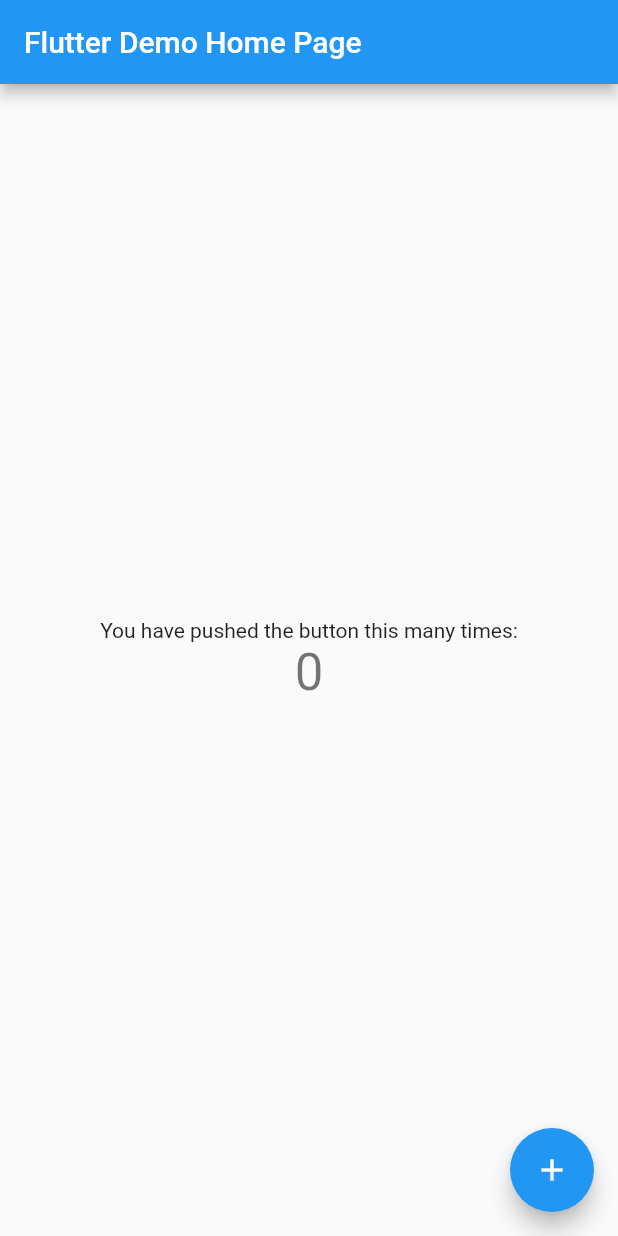
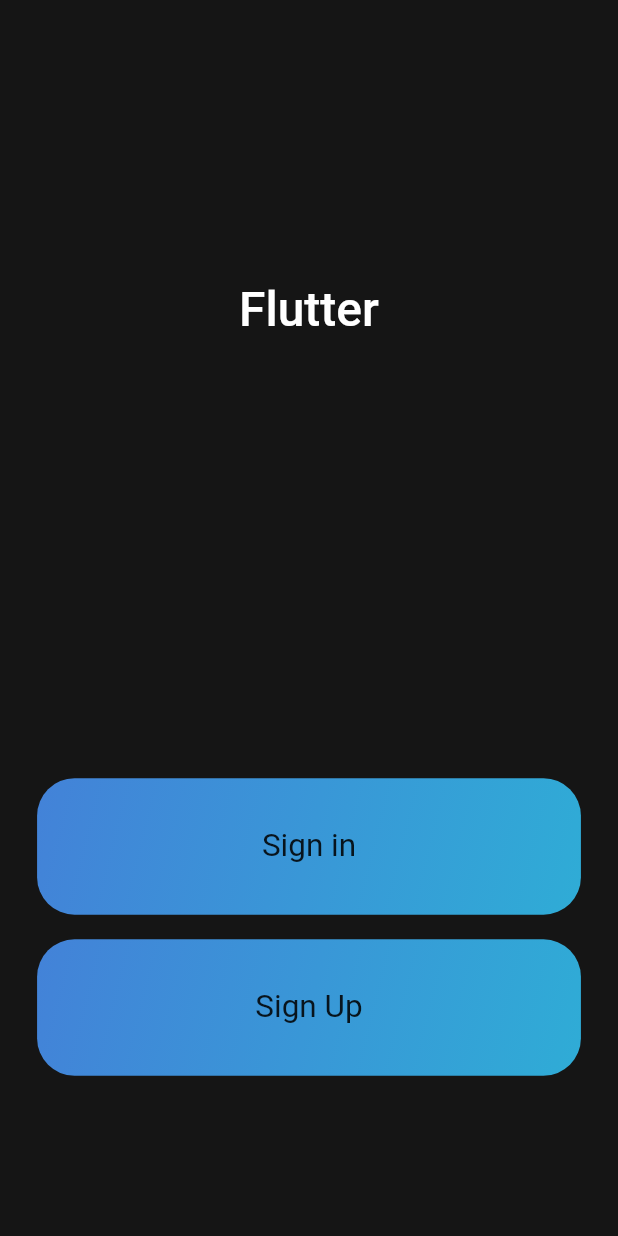
Before and after one commit to bamau/FlutterChatsAppFirebase, a Flutter app: the screen it shows after launch, on a phone screen of 412 x 824 dp. Run offline on Flutter 3.47's test engine with Material 2 defaults, Android fonts, the phone set to English and light mode, and no system bars; our stand-ins replace device_preview.

Commit message:
Added welcome screen, lib device preview

```diff
--- a/chats_app_firebase/lib/main.dart
+++ b/chats_app_firebase/lib/main.dart
@@ -1,113 +1,25 @@
+import 'package:chats_app_firebase/screens/welcome_screen.dart';
+import 'package:device_preview/device_preview.dart';
 import 'package:flutter/material.dart';
 
 void main() {
-  runApp(MyApp());
+  runApp(
+    DevicePreview(
+      enabled: true,
+      builder: (context) => MyApp(),
+    ),
+  );
 }
 
 class MyApp extends StatelessWidget {
-  // This widget is the root of your application.
   @override
   Widget build(BuildContext context) {
     return MaterialApp(
-      title: 'Flutter Demo',
+      title: 'Flutter Chats App',
       theme: ThemeData(
-        // This is the theme of your application.
-        //
-        // Try running your application with "flutter run". You'll see the
-        // application has a blue toolbar. Then, without quitting the app, try
-        // changing the primarySwatch below to Colors.green and then invoke
-        // "hot reload" (press "r" in the console where you ran "flutter run",
-        // or simply save your changes to "hot reload" in a Flutter IDE).
-        // Notice that the counter didn't reset back to zero; the application
-        // is not restarted.
         primarySwatch: Colors.blue,
       ),
-      home: MyHomePage(title: 'Flutter Demo Home Page'),
+      home: WelcomeScreen(),
     );
   }
 }
-
-class MyHomePage extends StatefulWidget {
-  MyHomePage({Key key, this.title}) : super(key: key);
-
-  // This widget is the home page of your application. It is stateful, meaning
-  // that it has a State object (defined below) that contains fields that affect
-  // how it looks.
-
-  // This class is the configuration for the state. It holds the values (in this
-  // case the title) provided by the parent (in this case the App widget) and
-  // used by the build method of the State. Fields in a Widget subclass are
-  // always marked "final".
-
-  final String title;
-
-  @override
-  _MyHomePageState createState() => _MyHomePageState();
-}
-
-class _MyHomePageState extends State<MyHomePage> {
-  int _counter = 0;
-
-  void _incrementCounter() {
-    setState(() {
-      // This call to setState tells the Flutter framework that something has
-      // changed in this State, which causes it to rerun the build method below
-      // so that the display can reflect the updated values. If we changed
-      // _counter without calling setState(), then the build method would not be
-      // called again, and so nothing would appear to happen.
-      _counter++;
-    });
-  }
-
-  @override
-  Widget build(BuildContext context) {
-    // This method is rerun every time setState is called, for instance as done
-    // by the _incrementCounter method above.
-    //
-    // The Flutter framework has been optimized to make rerunning build methods
-    // fast, so that you can just rebuild anything that needs updating rather
-    // than having to individually change instances of widgets.
-    return Scaffold(
-      appBar: AppBar(
-        // Here we take the value from the MyHomePage object that was created by
-        // the App.build method, and use it to set our appbar title.
-        title: Text(widget.title),
-      ),
-      body: Center(
-        // Center is a layout widget. It takes a single child and positions it
-        // in the middle of the parent.
-        child: Column(
-          // Column is also a layout widget. It takes a list of children and
-          // arranges them vertically. By default, it sizes itself to fit its
-          // children horizontally, and tries to be as tall as its parent.
-          //
-          // Invoke "debug painting" (press "p" in the console, choose the
-          // "Toggle Debug Paint" action from the Flutter Inspector in Android
-          // Studio, or the "Toggle Debug Paint" command in Visual Studio Code)
-          // to see the wireframe for each widget.
-          //
-          // Column has various properties to control how it sizes itself and
-          // how it positions its children. Here we use mainAxisAlignment to
-          // center the children vertically; the main axis here is the vertical
-          // axis because Columns are vertical (the cross axis would be
-          // horizontal).
-          mainAxisAlignment: MainAxisAlignment.center,
-          children: <Widget>[
-            Text(
-              'You have pushed the button this many times:',
-            ),
-            Text(
-              '$_counter',
-              style: Theme.of(context).textTheme.headline4,
-            ),
-          ],
-        ),
-      ),
-      floatingActionButton: FloatingActionButton(
-        onPressed: _incrementCounter,
-        tooltip: 'Increment',
-        child: Icon(Icons.add),
-      ), // This trailing comma makes auto-formatting nicer for build methods.
-    );
-  }
-}
--- /dev/null
+++ b/chats_app_firebase/lib/screens/welcome_screen.dart
@@ -0,0 +1,57 @@
+import 'package:chats_app_firebase/screens/login_screen.dart';
+import 'package:chats_app_firebase/screens/sign_up_screen.dart';
+import 'package:chats_app_firebase/size_config.dart';
+import 'package:chats_app_firebase/styles.dart';
+import 'package:chats_app_firebase/widgets/primary_button.dart';
+import 'package:flutter/material.dart';
+
+class WelcomeScreen extends StatelessWidget{
+  static final routeName = 'welcome';
+  @override
+  Widget build(BuildContext context) {
+    SizeConfig().init(context);
+    return Scaffold(
+      backgroundColor: Style.darkColor,
+      body: Column(
+        mainAxisAlignment: MainAxisAlignment.center,
+        children: <Widget>[
+          Expanded(
+            child: Center(
+              child: Text(
+                "Flutter",
+                style: Style.appNameTextStyle,
+              ),
+            ),
+          ),
+          Expanded(
+            child: Column(
+              mainAxisAlignment: MainAxisAlignment.center,
+              children: <Widget>[
+                PrimaryButton(
+                  onTap: () => Navigator.of(context).pushNamed(LoginScreen.routeName),
+                  child: Text(
+                    "Sign in",
+                    textAlign: TextAlign.center,
+                    style: TextStyle(fontSize: 21),
+                  ),
+                ),
+                SizedBox(
+                  height: SizeConfig.blocSizeVertical * 2,
+                ),
+                PrimaryButton(
+                  onTap: () => Navigator.of(context).pushNamed(SignUpScreen.routeName),
+                  child: Text(
+                    "Sign Up",
+                    textAlign: TextAlign.center,
+                    style: TextStyle(fontSize: 21),
+                  ),
+                ),
+              ],
+            ),
+          )
+        ],
+      ),
+    );
+  }
+
+}
--- /dev/null
+++ b/chats_app_firebase/lib/size_config.dart
@@ -0,0 +1,29 @@
+import 'package:flutter/material.dart';
+
+class SizeConfig {
+  static MediaQueryData _mediaQueryData;
+  static double screenWidth;
+  static double screenHeight;
+  static double blocSizeHorizontal;
+  static double blocSizeVertical;
+
+  static double _safeAreaHorizontal;
+  static double _safeAreaVertical;
+  static double safeBlocHorizontal;
+  static double safeBlocVertical;
+
+  void init(BuildContext context) {
+    _mediaQueryData = MediaQuery.of(context);
+    screenWidth = _mediaQueryData.size.width;
+    screenHeight = _mediaQueryData.size.height;
+    blocSizeHorizontal = screenWidth / 100;
+    blocSizeVertical = screenHeight / 100;
+
+    _safeAreaHorizontal =
+        _mediaQueryData.padding.left + _mediaQueryData.padding.right;
+    _safeAreaVertical =
+        _mediaQueryData.padding.top + _mediaQueryData.padding.bottom;
+    safeBlocHorizontal = (screenWidth - _safeAreaHorizontal) / 100;
+    safeBlocVertical = (screenHeight - _safeAreaVertical) / 100;
+  }
+}
--- /dev/null
+++ b/chats_app_firebase/lib/styles.dart
@@ -0,0 +1,15 @@
+import 'package:flutter/material.dart';
+
+class Style {
+  /// Colors
+  static final Color primaryColor = Color(0xFF4382d8);
+  static final Color secondaryColor = Color(0xFF2facd6);
+  static final Color darkColor = Color(0xFF151515);
+  static final List<Color> gradientColors = [primaryColor, secondaryColor];
+
+  /// Text style
+  static final TextStyle appNameTextStyle =
+      TextStyle(fontSize: 32, fontWeight: FontWeight.w500, color: Colors.white);
+
+  /// Decorations
+}
--- /dev/null
+++ b/chats_app_firebase/lib/widgets/primary_button.dart
@@ -0,0 +1,38 @@
+import 'package:chats_app_firebase/size_config.dart';
+import 'package:chats_app_firebase/styles.dart';
+import 'package:flutter/material.dart';
+
+class PrimaryButton extends StatelessWidget {
+  final Widget child;
+  final Function onTap;
+
+  const PrimaryButton({
+    Key key,
+    this.child,
+    this.onTap,
+  }) : super(key: key);
+
+  @override
+  Widget build(BuildContext context) {
+    return InkWell(
+      onTap: onTap,
+      child: Container(
+        width: double.infinity,
+        margin:
+            EdgeInsets.symmetric(horizontal: SizeConfig.blocSizeHorizontal * 6),
+        padding: EdgeInsets.symmetric(
+            horizontal: SizeConfig.blocSizeHorizontal * 6,
+            vertical: SizeConfig.blocSizeVertical * 4),
+        decoration: BoxDecoration(
+          gradient: LinearGradient(
+            colors: Style.gradientColors,
+            begin: Alignment.topLeft,
+            end: Alignment.bottomRight,
+          ),
+          borderRadius: BorderRadius.circular(25),
+        ),
+        child: child,
+      ),
+    );
+  }
+}
```
Also changed, not shown: chats_app_firebase/lib/router.dart (added, +31 -0 lines), chats_app_firebase/lib/screens/login_screen.dart (added, +11 -0 lines), chats_app_firebase/lib/screens/sign_up_screen.dart (added, +10 -0 lines), chats_app_firebase/pubspec.yaml (+2 -56 lines), chats_app_firebase/pubspec.lock, 6 other files.
